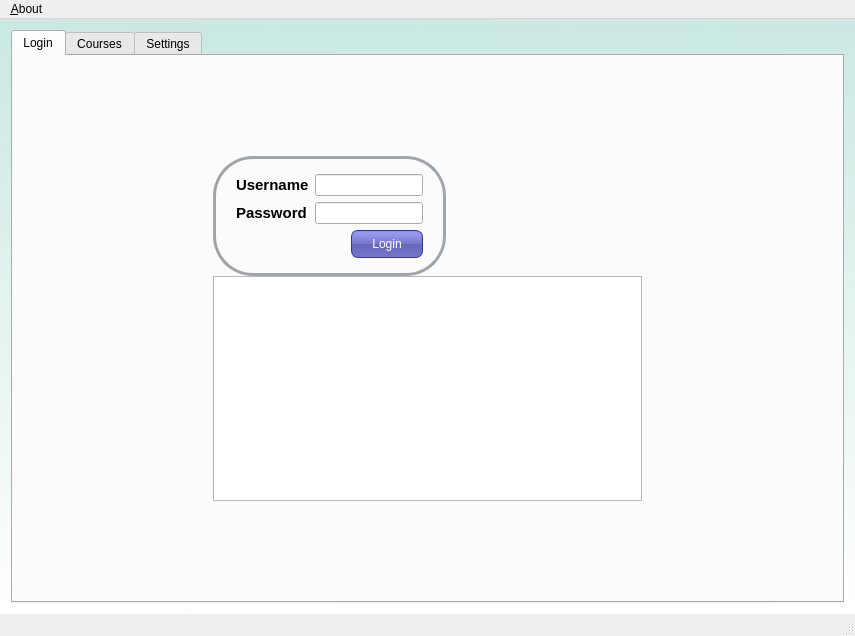
Before: the Qt Designer form main/mainscreen.ui in liranbg/JCEaverageCalculator, drawn with Qt 5.
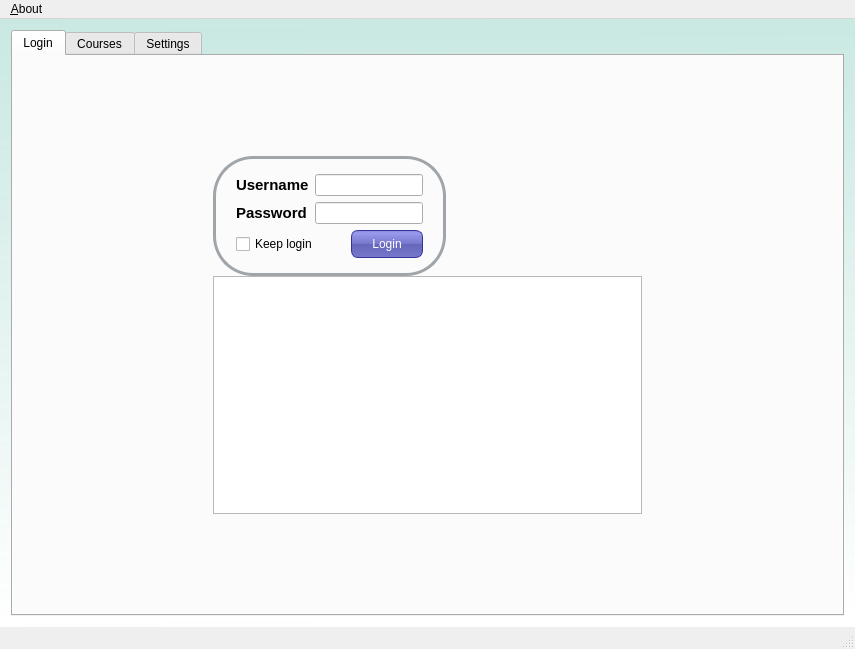
After: the same form once the commit is applied. Icons and pictures are not drawn.

Commit message: fixed bugs, added option to keep login

```diff
--- a/main/mainscreen.ui
+++ b/main/mainscreen.ui
@@ -7,7 +7,7 @@
     <x>0</x>
     <y>0</y>
     <width>855</width>
-    <height>636</height>
+    <height>649</height>
    </rect>
   </property>
   <property name="sizePolicy">
@@ -169,20 +169,14 @@
            <property name="bottomMargin">
             <number>15</number>
            </property>
-           <item row="1" column="0">
+           <item row="2" column="0">
             <layout class="QHBoxLayout" name="loginButtonHorizontalLayout">
              <item>
-              <spacer name="horizontalSpacer">
-               <property name="orientation">
-                <enum>Qt::Horizontal</enum>
+              <widget class="QCheckBox" name="keepLogin">
+               <property name="text">
+                <string>Keep login</string>
                </property>
-               <property name="sizeHint" stdset="0">
-                <size>
-                 <width>40</width>
-                 <height>20</height>
-                </size>
-               </property>
-              </spacer>
+              </widget>
              </item>
              <item>
               <widget class="QPushButton" name="loginButton">
```
Left out of the diff: 22 changed lines with no effect on the pictures. The commit also changes 28 other files.
